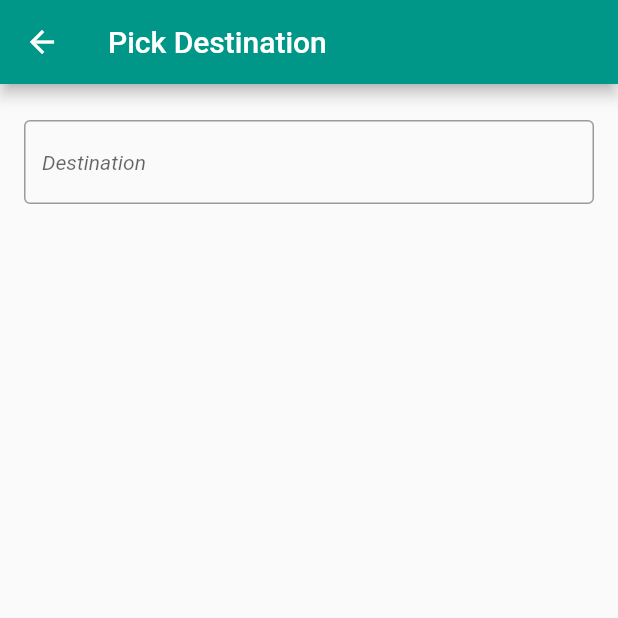
After one commit to b-henriques/proto_masteriales, a Flutter app: the PickDestinationPage screen opened directly, on a phone screen of 412 x 824 dp, the top half of it. The commit adds this screen. Run offline on Flutter 3.47's test engine with Material 2 defaults, Android fonts, the light colour scheme and no system bars; drawn by our look-alikes of flutter_typeahead; our stand-ins replace flutter_map, latlong2, location; network calls fail.

Commit message:
choix destination

```diff
--- a/test_python_api/lib/main.dart
+++ b/test_python_api/lib/main.dart
@@ -1,7 +1,7 @@
 import 'package:flutter/material.dart';
 import 'package:latlong2/latlong.dart';
 import 'package:flutter_map/plugin_api.dart';
-import 'package:test_python_api/navigationpage.dart';
+import 'package:test_python_api/pickdestinationpage.dart';
 import 'package:test_python_api/stations.dart';
 
 /*
@@ -67,7 +67,8 @@ class _MyAppState extends State<MyApp> {
                         Navigator.push(
                           context,
                           MaterialPageRoute(
-                              builder: (context) => const NavigationPage()),
+                              builder: (context) =>
+                                  const PickDestinationPage()),
                         );
                       },
                       elevation: 2.0,
--- a/test_python_api/lib/navigation.dart
+++ b/test_python_api/lib/navigation.dart
@@ -58,6 +58,7 @@ Future<List<Polyline>> fetchPath(
   var uri = Uri.parse(
       "http://10.0.2.2:5000/itineraire/position=${sposition.latitude},${sposition.longitude}&destination=${eposition.latitude},${eposition.longitude}&range=$rangeInKms");
 
+  print("SEND");
   var response = await client.get(uri);
 
   if (response.statusCode == 200) {
@@ -65,7 +66,7 @@ Future<List<Polyline>> fetchPath(
     // then parse the JSON.
     List<Polyline> pathPolylines = List.empty(growable: true);
     var path = jsonDecode(response.body);
-
+    print(path);
     //create a polyline for path
     pathJsonToPolyline(path!["geometry"]["coordinates"], pathPolylines);
 
--- /dev/null
+++ b/test_python_api/lib/pickdestinationpage.dart
@@ -0,0 +1,83 @@
+import 'package:flutter/material.dart';
+import 'package:latlong2/latlong.dart';
+import 'package:test_python_api/navigationpage.dart';
+import 'package:flutter_typeahead/flutter_typeahead.dart';
+import 'package:test_python_api/place.dart';
+
+class PickDestinationPage extends StatelessWidget {
+  const PickDestinationPage({Key? key}) : super(key: key);
+
+  @override
+  Widget build(BuildContext context) {
+    return Scaffold(
+      appBar: AppBar(
+        title: const Text("Pick Destination"),
+      ),
+      body: const PickDestinationForm(),
+    );
+  }
+}
+
+class PickDestinationForm extends StatefulWidget {
+  const PickDestinationForm({Key? key}) : super(key: key);
+
+  @override
+  PickDestinationFormState createState() => PickDestinationFormState();
+}
+
+class RouteData {
+  String? destination = '';
+}
+
+class PickDestinationFormState extends State<PickDestinationForm> {
+  // classe representant le chemin a donner dans le cas de navigation
+  RouteData routeData = RouteData();
+
+  @override
+  Widget build(BuildContext context) {
+    const sizedBoxSpace = SizedBox(height: 24);
+
+    return Scrollbar(
+      child: SingleChildScrollView(
+        restorationId: 'pick_destination_scroll_view',
+        padding: const EdgeInsets.symmetric(horizontal: 16),
+        child: Column(
+          children: [
+            sizedBoxSpace,
+            TypeAheadField(
+              textFieldConfiguration: TextFieldConfiguration(
+                autofocus: true,
+                style: DefaultTextStyle.of(context)
+                    .style
+                    .copyWith(fontStyle: FontStyle.italic),
+                decoration: const InputDecoration(
+                  border: OutlineInputBorder(),
+                  hintText: 'Destination',
+                ),
+              ),
+              suggestionsCallback: (pattern) async {
+                return await IGNGeoService.getSuggestions(pattern);
+              },
+              itemBuilder: (context, Map<String, String> suggestion) {
+                return Text(suggestion['fulltext']!);
+              },
+              onSuggestionSelected: (Map<String, String> suggestion) {
+                double lat = double.parse(suggestion['lat']!);
+                double lon = double.parse(suggestion['lon']!);
+                LatLng destination = LatLng(lat, lon);
+                // NAVIGATION
+                Navigator.push(
+                  context,
+                  MaterialPageRoute(
+                      builder: (context) => NavigationPage(
+                            destination: destination,
+                          )),
+                );
+              },
+            ),
+          ],
+        ),
+      ),
+    );
+  }
+}
--- /dev/null
+++ b/test_python_api/lib/place.dart
@@ -0,0 +1,60 @@
+import 'dart:async';
+import 'package:http/http.dart' as http;
+import 'dart:convert' as convert;
+
+class IGNGeoService {
+  static Future<List<Map<String, String>>> getSuggestions(String place) async {
+    var client = http.Client();
+    var uri = Uri.parse(
+        "https://wxs.ign.fr/essentiels/geoportail/geocodage/rest/0.1/completion?text=$place");
+
+    var response = await client.get(uri);
+
+    List<PlaceSuggestion> suggestions = [];
+    if (response.statusCode == 200) {
+      var json = convert.jsonDecode(response.body);
+      Iterable results = json['results'];
+      suggestions = List<PlaceSuggestion>.from(
+          results.map((model) => PlaceSuggestion.fromJson(model)));
+    } else {
+      throw Exception('Request failed with status: ${response.statusCode}.');
+    }
+
+    return Future.value(suggestions
+        .map((e) => {
+              'fulltext': e.fulltext,
+              'lat': e.lat,
+              'lon': e.lon,
+            })
+        .toList());
+  }
+}
+
+class PlaceSuggestion {
+  final String country;
+  final String zipcode;
+  final String street;
+  final String fulltext;
+  final String lat;
+  final String lon;
+
+  PlaceSuggestion({
+    required this.country,
+    required this.zipcode,
+    required this.street,
+    required this.fulltext,
+    required this.lat,
+    required this.lon,
+  });
+
+  factory PlaceSuggestion.fromJson(Map<String, dynamic> json) {
+    return PlaceSuggestion(
+      country: json['country'],
+      zipcode: json['zipcode'],
+      street: json['street'],
+      fulltext: json['fulltext'],
+      lat: json['y'].toString(),
+      lon: json['x'].toString(),
+    );
+  }
+}
--- a/test_python_api/lib/stations.dart
+++ b/test_python_api/lib/stations.dart
@@ -12,7 +12,7 @@ Future<List<Marker>> fetchStations(
   var client = http.Client();
 
   var uri = Uri.parse(
-      "http://10.0.2.2:5000//stationsInRange/position=${position.latitude},${position.longitude}&range=$distanceInKms");
+      "http://10.0.2.2:5000/stationsInRange/position=${position.latitude},${position.longitude}&range=$distanceInKms");
 
   var response = await client.get(uri);
   /*final response =
--- a/test_python_api/pubspec.yaml
+++ b/test_python_api/pubspec.yaml
@@ -40,6 +40,8 @@ dependencies:
   latlong2: ^0.8.1
   flutter_map: ^3.1.0
   geolocator: ^9.0.2
+  flutter_typeahead: ^4.3.1
+  location: ^4.4.0
 
 dev_dependencies:
   flutter_test:
```
Also changed, not shown: test_python_api/lib/navigationpage.dart (+73 -15 lines), pythonAPI/Ressources/path_test.json, 3 other files.
